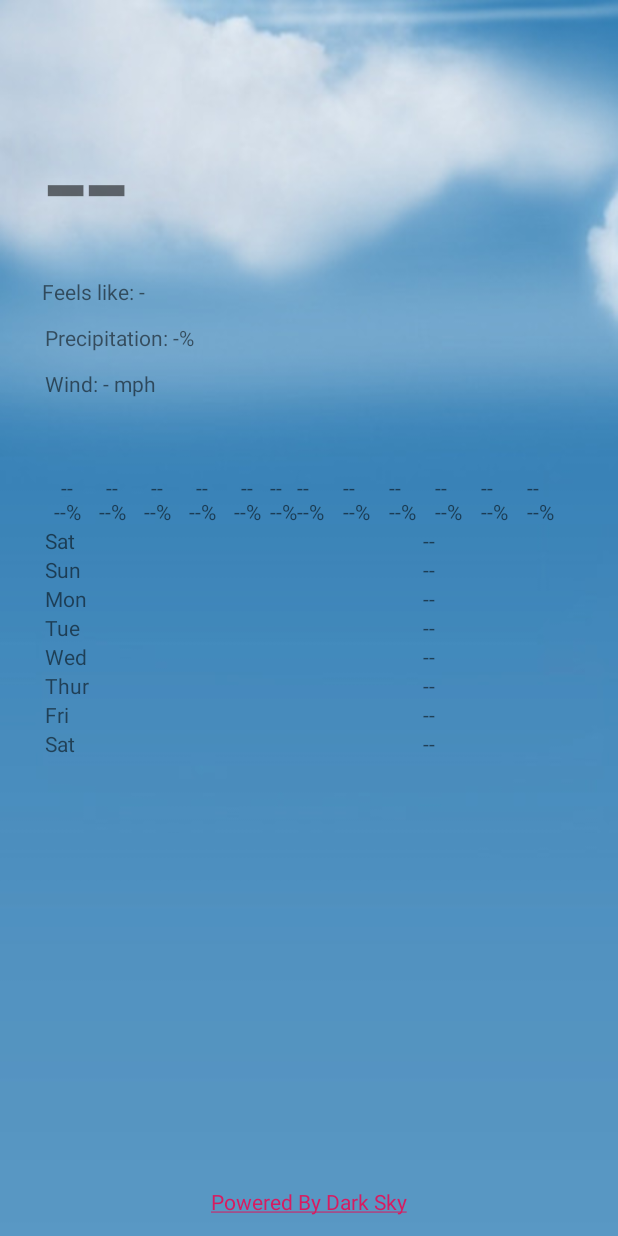
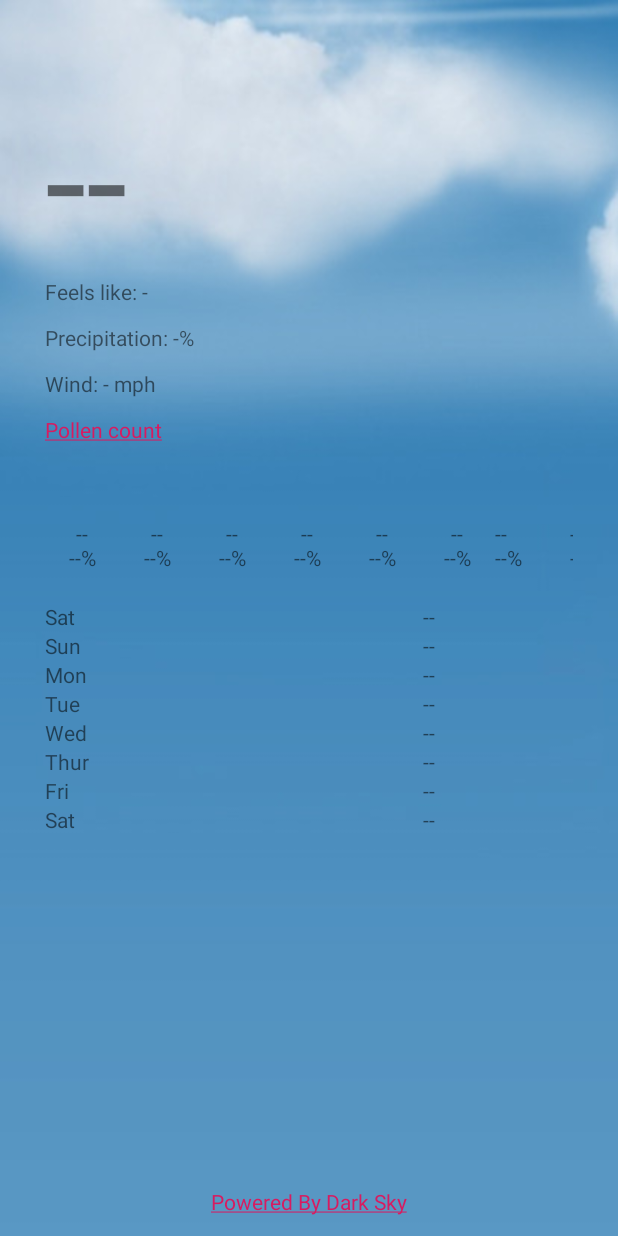
Before and after one commit to JoshBestor/WeatherApp, an Android app: the screen it shows after launch (MainActivity), on a phone screen of 412 x 824 dp. Run offline under Robolectric (Android 15) with nearby library versions, the phone set to English and light mode, and no system bars.

```diff
--- a/app/src/main/res/layout/activity_main.xml
+++ b/app/src/main/res/layout/activity_main.xml
@@ -39,7 +39,7 @@
         android:id="@+id/currentFeelsLike"
         android:layout_width="wrap_content"
         android:layout_height="wrap_content"
-        android:layout_marginStart="28dp"
+        android:layout_marginStart="30dp"
         android:layout_marginTop="11dp"
         android:text="@string/currentFeelsLike"
         app:layout_constraintStart_toStartOf="parent"
@@ -65,6 +65,19 @@
         app:layout_constraintStart_toStartOf="parent"
         app:layout_constraintTop_toBottomOf="@+id/currentPrecip" />
 
+    <TextView
+        android:id="@+id/pollen"
+        android:layout_width="wrap_content"
+        android:layout_height="wrap_content"
+        android:layout_marginStart="30dp"
+        android:layout_marginTop="11dp"
+        android:text="@string/pollen"
+        android:clickable="true"
+        android:linksClickable="true"
+        android:focusable="true"
+        app:layout_constraintStart_toStartOf="parent"
+        app:layout_constraintTop_toBottomOf="@+id/currentWind" />
+
     <LinearLayout
         android:layout_width="match_parent"
         android:layout_height="wrap_content"
@@ -74,14 +87,14 @@
         android:orientation="vertical"
         app:layout_constraintEnd_toEndOf="parent"
         app:layout_constraintStart_toStartOf="parent"
-        app:layout_constraintTop_toBottomOf="@+id/currentWind">
+        app:layout_constraintTop_toBottomOf="@+id/pollen">
 
-        <ScrollView
+        <HorizontalScrollView
             android:layout_width="match_parent"
             android:layout_height="match_parent">
 
             <LinearLayout
-                android:layout_width="match_parent"
+                android:layout_width="wrap_content"
                 android:layout_height="wrap_content"
                 android:gravity="center"
                 android:orientation="horizontal"
@@ -91,7 +104,7 @@
 
                 <TextView
                     android:id="@+id/hourly_1"
-                    android:layout_width="wrap_content"
+                    android:layout_width="50dp"
                     android:layout_height="wrap_content"
                     android:layout_weight="1"
                     android:gravity="center"
@@ -99,7 +112,7 @@
 
                 <TextView
                     android:id="@+id/hourly_2"
-                    android:layout_width="wrap_content"
+                    android:layout_width="50dp"
                     android:layout_height="wrap_content"
                     android:layout_weight="1"
                     android:gravity="center"
@@ -107,7 +120,7 @@
 
                 <TextView
                     android:id="@+id/hourly_3"
-                    android:layout_width="wrap_content"
+                    android:layout_width="50dp"
                     android:layout_height="wrap_content"
                     android:layout_weight="1"
                     android:gravity="center"
@@ -115,7 +128,7 @@
 
                 <TextView
                     android:id="@+id/hourly_4"
-                    android:layout_width="wrap_content"
+                    android:layout_width="50dp"
                     android:layout_height="wrap_content"
                     android:layout_weight="1"
                     android:gravity="center"
@@ -123,7 +136,7 @@
 
                 <TextView
                     android:id="@+id/hourly_5"
-                    android:layout_width="wrap_content"
+                    android:layout_width="50dp"
                     android:layout_height="wrap_content"
                     android:layout_weight="1"
                     android:gravity="center"
@@ -131,58 +144,103 @@
 
                 <TextView
                     android:id="@+id/hourly_6"
-                    android:layout_width="wrap_content"
+                    android:layout_width="50dp"
                     android:layout_height="wrap_content"
+                    android:layout_weight="1"
+                    android:gravity="center"
                     android:text="@string/hourly_6" />
 
                 <TextView
                     android:id="@+id/hourly_7"
-                    android:layout_width="wrap_content"
+                    android:layout_width="50dp"
                     android:layout_height="wrap_content"
                     android:layout_weight="1"
                     android:text="@string/hourly_7" />
 
                 <TextView
                     android:id="@+id/hourly_8"
-                    android:layout_width="wrap_content"
+                    android:layout_width="50dp"
                     android:layout_height="wrap_content"
                     android:layout_weight="1"
                     android:text="@string/hourly_8" />
 
                 <TextView
                     android:id="@+id/hourly_9"
-                    android:layout_width="wrap_content"
+                    android:layout_width="50dp"
                     android:layout_height="wrap_content"
                     android:layout_weight="1"
                     android:text="@string/hourly_9" />
 
                 <TextView
                     android:id="@+id/hourly_10"
-                    android:layout_width="wrap_content"
+                    android:layout_width="50dp"
                     android:layout_height="wrap_content"
                     android:layout_weight="1"
                     android:text="@string/hourly_10" />
 
                 <TextView
                     android:id="@+id/hourly_11"
-                    android:layout_width="wrap_content"
+                    android:layout_width="50dp"
                     android:layout_height="wrap_content"
                     android:layout_weight="1"
                     android:text="@string/hourly_11" />
 
                 <TextView
                     android:id="@+id/hourly_12"
-                    android:layout_width="wrap_content"
+                    android:layout_width="50dp"
                     android:layout_height="wrap_content"
                     android:layout_weight="1"
                     android:text="@string/hourly_12" />
 
+                <TextView
+                    android:id="@+id/hourly_13"
+                    android:layout_width="50dp"
+                    android:layout_height="wrap_content"
+                    android:layout_weight="1"
+                    android:text="@string/hourly_13" />
+
+                <TextView
+                    android:id="@+id/hourly_14"
+                    android:layout_width="50dp"
+                    android:layout_height="wrap_content"
+                    android:layout_weight="1"
+                    android:text="@string/hourly_14" />
+
+                <TextView
+                    android:id="@+id/hourly_15"
+                    android:layout_width="50dp"
+                    android:layout_height="wrap_content"
+                    android:layout_weight="1"
+                    android:text="@string/hourly_15" />
+
+                <TextView
+                    android:id="@+id/hourly_16"
+                    android:layout_width="50dp"
+                    android:layout_height="wrap_content"
+                    android:layout_weight="1"
+                    android:text="@string/hourly_16" />
+
+                <TextView
+                    android:id="@+id/hourly_17"
+                    android:layout_width="50dp"
+                    android:layout_height="wrap_content"
+                    android:layout_weight="1"
+                    android:text="@string/hourly_17" />
+
+                <TextView
+                    android:id="@+id/hourly_18"
+                    android:layout_width="50dp"
+                    android:layout_height="wrap_content"
+                    android:layout_weight="1"
+                    android:text="@string/hourly_18" />
+
             </LinearLayout>
-        </ScrollView>
+        </HorizontalScrollView>
 
         <LinearLayout
             android:layout_width="match_parent"
             android:layout_height="match_parent"
+            android:layout_marginTop="20dp"
             android:orientation="vertical">
 
             <LinearLayout
--- a/app/src/main/res/values/strings.xml
+++ b/app/src/main/res/values/strings.xml
@@ -5,6 +5,7 @@
     <string name="currentFeelsLike">Feels like: -</string>
     <string name="currentPrecip">Precipitation: -%</string>
     <string name="currentWind">Wind: - mph</string>
+    <string name="pollen">&lt;a href="https://pollen.com/forecast/extended/pollen">Pollen count&lt;/a></string>
     <string name="hourly_1">--\n--%</string>
     <string name="hourly_2">--\n--%</string>
     <string name="hourly_3">--\n--%</string>
@@ -17,6 +18,12 @@
     <string name="hourly_10">--\n--%</string>
     <string name="hourly_11">--\n--%</string>
     <string name="hourly_12">--\n--%</string>
+    <string name="hourly_13">--\n--%</string>
+    <string name="hourly_14">--\n--%</string>
+    <string name="hourly_15">--\n--%</string>
+    <string name="hourly_16">--\n--%</string>
+    <string name="hourly_17">--\n--%</string>
+    <string name="hourly_18">--\n--%</string>
     <string name="day_0_temp">--</string>
     <string name="day_1_temp">--</string>
     <string name="day_2_temp">--</string>
```
Also changed, not shown: app/src/main/java/com/example/assignment5_jab9944/MainActivity.java (+53 -17 lines).
